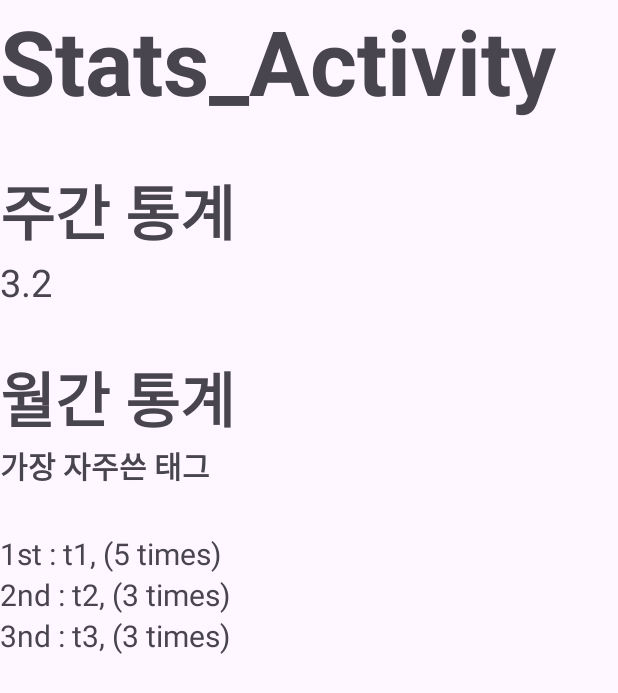
After one commit to jupyter1234/MobileApp_project_2-, an Android app: the StatsActivity screen opened directly, with no data from a screen before it, on a phone screen of 412 x 824 dp. The commit adds this screen. Shown: the top 693 px of the screen. Run offline under Robolectric (Android 15) with nearby library versions, the phone set to English and light mode, and no system bars.

Commit message:
added avrg mood score and 3 freq tags

```diff
--- a/app/build.gradle.kts
+++ b/app/build.gradle.kts
@@ -33,6 +33,9 @@ android {
     kotlinOptions {
         jvmTarget = "1.8"
     }
+    buildFeatures{
+        viewBinding = true
+    }
 }
 
 dependencies {
--- a/app/src/main/AndroidManifest.xml
+++ b/app/src/main/AndroidManifest.xml
@@ -13,6 +13,9 @@
         android:theme="@style/Theme.Gieok_moa"
         tools:targetApi="31">
         <activity
+            android:name=".StatsActivity"
+            android:exported="false" />
+        <activity
             android:name=".MainActivity"
             android:exported="true">
             <intent-filter>
--- a/app/src/main/java/com/example/gieok_moa/MainActivity.kt
+++ b/app/src/main/java/com/example/gieok_moa/MainActivity.kt
@@ -1,11 +1,20 @@
 package com.example.gieok_moa
 
+import android.content.Intent
 import androidx.appcompat.app.AppCompatActivity
 import android.os.Bundle
+import com.example.gieok_moa.databinding.ActivityMainBinding
 
 class MainActivity : AppCompatActivity() {
     override fun onCreate(savedInstanceState: Bundle?) {
         super.onCreate(savedInstanceState)
-        setContentView(R.layout.activity_main)
+        val binding = ActivityMainBinding.inflate(layoutInflater)
+        setContentView(binding.root)
+
+        binding.viewStatsButton.setOnClickListener{
+            val intent = Intent(this, StatsActivity::class.java)
+            startActivity(intent)
+        }
+
     }
 }
--- /dev/null
+++ b/app/src/main/java/com/example/gieok_moa/StatsActivity.kt
@@ -0,0 +1,80 @@
+package com.example.gieok_moa
+
+import android.content.Context
+import android.os.Bundle
+import androidx.appcompat.app.AppCompatActivity
+import com.example.gieok_moa.databinding.ActivityStatsBinding
+
+
+class StatsActivity : AppCompatActivity() {
+    override fun onCreate(savedInstanceState: Bundle?) {
+        super.onCreate(savedInstanceState)
+        val binding = ActivityStatsBinding.inflate(layoutInflater)
+        setContentView(binding.root)
+
+        val db = openOrCreateDatabase("testdb", Context.MODE_PRIVATE,null)
+
+        db.execSQL("DROP TABLE IF EXISTS snap")
+        db.execSQL("CREATE TABLE snap (" +
+                "date_created INTEGER," +
+                "image_address TEXT," +
+                "description TEXT," +
+                "mood_score INTEGER," +
+                "tags TEXT," +
+                "primary key(date_created))"
+        )
+        db.execSQL("INSERT INTO snap (date_created, image_address, description, mood_score, tags) values (1, ?, ?, 1, ?)",arrayOf<String>("i1","d1","t1"))
+        db.execSQL("INSERT INTO snap (date_created, image_address, description, mood_score, tags) values (2, ?, ?, 2, ?)",arrayOf<String>("i2","d2","t2,t1"))
+        db.execSQL("INSERT INTO snap (date_created, image_address, description, mood_score, tags) values (3, ?, ?, 3, ?)",arrayOf<String>("i3","d3","t3,t2,t1"))
+        db.execSQL("INSERT INTO snap (date_created, image_address, description, mood_score, tags) values (4, ?, ?, 4, ?)",arrayOf<String>("i4","d4","t4,t3,t2,t1"))
+        db.execSQL("INSERT INTO snap (date_created, image_address, description, mood_score, tags) values (5, ?, ?, 6, ?)",arrayOf<String>("i5","d5","t1,t3,t5"))
+
+        val cursor = db.rawQuery("select * from snap", null)
+        var sum_mood_score = 0.0
+        var rows =0
+
+
+
+        val tagCountMap: MutableMap<String, Int> = HashMap()
+
+
+        var i = 0
+        while(cursor.moveToNext()) {
+            val c1 = cursor.getInt(0)
+            val c2 = cursor.getString(1)
+            val c3 = cursor.getString(2)
+            val c4 = cursor.getInt(3)
+            val c5 = cursor.getString(4)
+            sum_mood_score += c4.toDouble()
+            rows += 1
+            val splitStr = c5.split(",")
+            for (i in splitStr.indices) {
+                if (tagCountMap.containsKey(splitStr[i])) {
+                    tagCountMap[splitStr[i]] = tagCountMap[splitStr[i]]!! + 1
+                } else {
+                    tagCountMap[splitStr[i]] = 1
+                }
+            }
+        }
+
+        binding.averageMoodScore.setText("${sum_mood_score/rows}")
+        cursor.close()
+
+        val topKeys = getTopKeys(tagCountMap, 3)
+        binding.freq1stTag.setText("1st : ${topKeys[0]}, (${tagCountMap[topKeys[0]]} times)")
+        binding.freq2ndTag.setText("2nd : ${topKeys[1]}, (${tagCountMap[topKeys[1]]} times)")
+        binding.freq3rdTag.setText("3nd : ${topKeys[2]}, (${tagCountMap[topKeys[2]]} times)")
+
+    }
+
+    fun getTopKeys(map: Map<String, Int>, count: Int): List<String> {
+        val topKeys = mutableListOf<String>()
+
+        // Map을 값에 따라 내림차순으로 정렬하고 상위 count 개수만큼의 key를 추출
+        map.entries.sortedByDescending { it.value }
+            .take(count)
+            .mapTo(topKeys) { it.key }
+
+        return topKeys
+    }
+}
--- a/app/src/main/res/layout/activity_main.xml
+++ b/app/src/main/res/layout/activity_main.xml
@@ -1,10 +1,12 @@
 <?xml version="1.0" encoding="utf-8"?>
-<androidx.constraintlayout.widget.ConstraintLayout xmlns:android="http://schemas.android.com/apk/res/android"
+<LinearLayout xmlns:android="http://schemas.android.com/apk/res/android"
     xmlns:app="http://schemas.android.com/apk/res-auto"
     xmlns:tools="http://schemas.android.com/tools"
     android:layout_width="match_parent"
     android:layout_height="match_parent"
-    tools:context=".MainActivity">
+    android:orientation="vertical"
+    tools:context=".MainActivity"
+    android:gravity="center">
 
     <TextView
         android:layout_width="wrap_content"
@@ -14,5 +16,13 @@
         app:layout_constraintEnd_toEndOf="parent"
         app:layout_constraintStart_toStartOf="parent"
         app:layout_constraintTop_toTopOf="parent" />
+    <Button
+        android:layout_width="wrap_content"
+        android:layout_height="wrap_content"
+        android:text="ViewStats"
+        android:id="@+id/viewStatsButton"
+        android:textSize="30sp"
+        android:textStyle="bold"/>
 
-</androidx.constraintlayout.widget.ConstraintLayout>
+
+</LinearLayout>
--- /dev/null
+++ b/app/src/main/res/layout/activity_stats.xml
@@ -0,0 +1,80 @@
+<?xml version="1.0" encoding="utf-8"?>
+<LinearLayout xmlns:android="http://schemas.android.com/apk/res/android"
+    xmlns:app="http://schemas.android.com/apk/res-auto"
+    xmlns:tools="http://schemas.android.com/tools"
+    android:layout_width="match_parent"
+    android:layout_height="match_parent"
+    tools:context=".StatsActivity"
+    android:orientation="vertical"
+    android:gravity="top">
+    <TextView
+        android:layout_width="wrap_content"
+        android:layout_height="wrap_content"
+        android:text="Stats_Activity"
+        android:textSize="60sp"
+        android:textStyle="bold"
+        android:layout_marginBottom="30dp"/>
+    <LinearLayout
+        android:layout_width="wrap_content"
+        android:layout_height="wrap_content"
+        android:orientation="vertical"
+        android:layout_marginBottom="30dp">
+        <TextView
+            android:layout_width="wrap_content"
+            android:layout_height="wrap_content"
+            android:text="@string/weekly_stat"
+            android:textSize="40sp"
+            android:textStyle="bold"/>
+        <TextView
+            android:id="@+id/average_mood_score"
+            android:layout_width="wrap_content"
+            android:layout_height="wrap_content"
+            android:text="1"
+            android:textSize="25sp"/>
+        <!--
+        <ImageView                  !!!!Graph!!!!
+            android:id="@+id/weekly_graph"
+            android:layout_width="wrap_content"
+            android:layout_height="wrap_content" />
+            -->
+    </LinearLayout>
+
+    <TextView
+        android:layout_width="wrap_content"
+        android:layout_height="wrap_content"
+        android:text="@string/monthly_stat"
+        android:textSize="40sp"
+        android:textStyle="bold"/>
+    <!--
+    <ImageView
+        android:id="@+id/monthly_graph"
+        android:layout_width="wrap_content"
+        android:layout_height="wrap_content"
+        android:layout_marginBottom="10dp"/>
+        -->
+    <TextView
+        android:layout_width="wrap_content"
+        android:layout_height="wrap_content"
+        android:text="@string/most_freq_tag"
+        android:textSize="20sp"
+        android:textStyle="bold"
+        android:layout_marginBottom="30dp"/>
+    <TextView
+        android:id="@+id/freq_1st_tag"
+        android:layout_width="wrap_content"
+        android:layout_height="wrap_content"
+        android:text="1st:"
+        android:textSize="20sp"/>
+    <TextView
+        android:id="@+id/freq_2nd_tag"
+        android:layout_width="wrap_content"
+        android:layout_height="wrap_content"
+        android:text="2nd:"
+        android:textSize="20sp"/>
+    <TextView
+        android:id="@+id/freq_3rd_tag"
+        android:layout_width="wrap_content"
+        android:layout_height="wrap_content"
+        android:text="3rd:"
+        android:textSize="20sp"/>
+</LinearLayout>
--- a/app/src/main/res/values/strings.xml
+++ b/app/src/main/res/values/strings.xml
@@ -1,3 +1,6 @@
 <resources>
     <string name="app_name">gieok_moa</string>
+    <string name="weekly_stat">주간 통계</string>
+    <string name="monthly_stat">월간 통계</string>
+    <string name="most_freq_tag">가장 자주쓴 태그</string>
 </resources>
```
